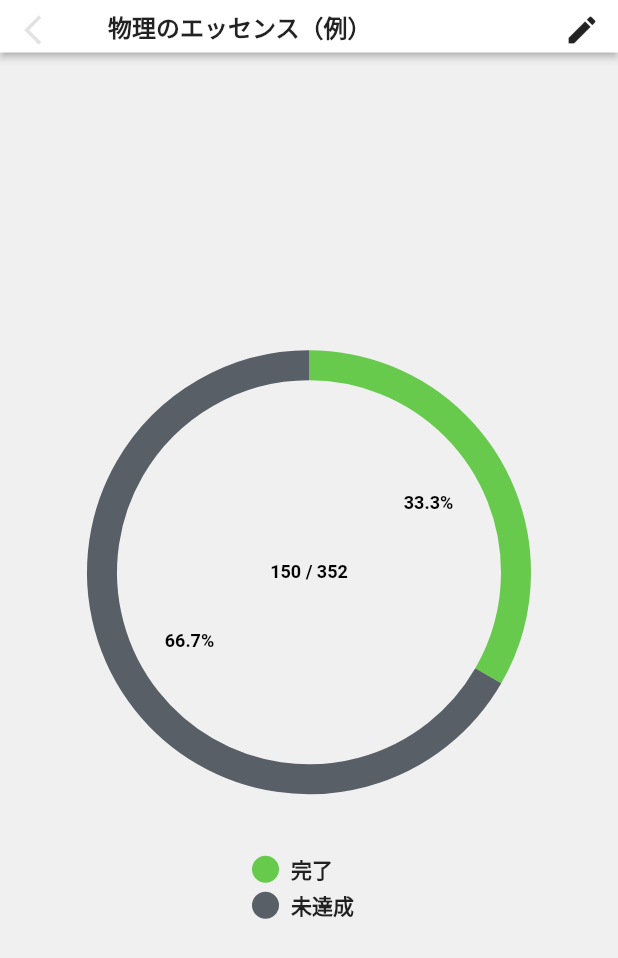
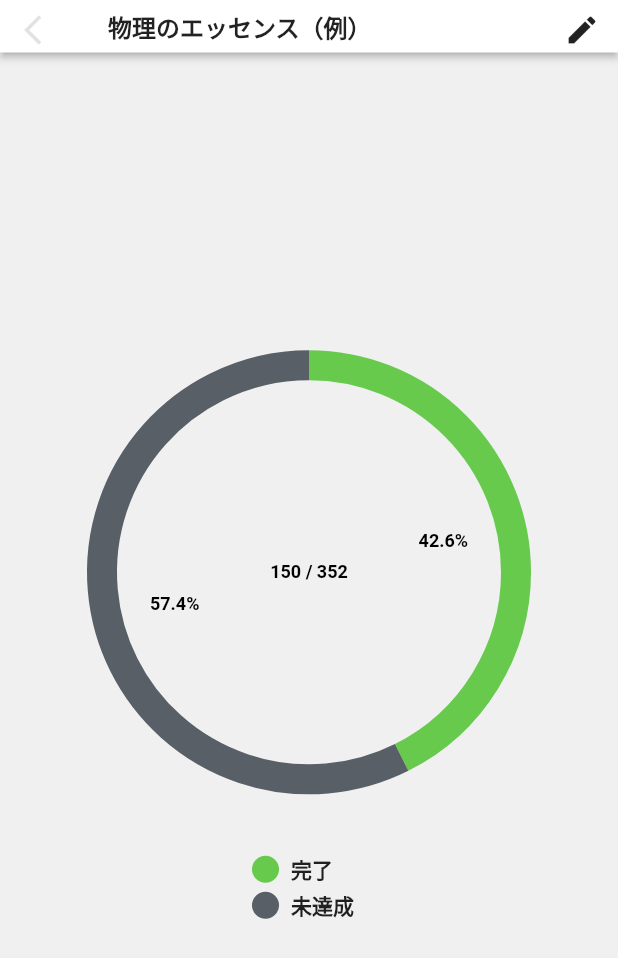
Before and after one commit to somorioka/achieve_management, a Flutter app: the screen it shows after launch, after a tap on "物理のエッセンス（例）", on a phone screen of 412 x 824 dp. Shown: the top 958 px of the screen. Run offline on Flutter 3.47's test engine with Material 2 defaults, Android fonts, the phone set to English and light mode, and no system bars; drawn by our look-alikes of pie_chart; our stand-ins replace numberpicker.

Commit message:
change: パイチャートの値にリストの値が反映されるように変更

```diff
--- a/lib/screens/change_number_screen.dart
+++ b/lib/screens/change_number_screen.dart
@@ -10,9 +10,9 @@ class ChangeNumber extends StatefulWidget {
   final int achievenumber;
   final int index;
 
-  const ChangeNumber(
+   ChangeNumber(
       this.textbookTitle, this.textbookNumber, this.achievenumber, this.index,
-      {super.key});
+       {super.key});
 
   @override
   State<ChangeNumber> createState() => _ChangeNumberState();
@@ -22,9 +22,10 @@ class _ChangeNumberState extends State<ChangeNumber> {
   int _currentIntValue = 0;
 
   @override
-void initState() {
-_currentIntValue = widget.achievenumber;
-}
+  void initState() {
+    super.initState();
+    _currentIntValue = widget.achievenumber;
+    }
 
   @override
   Widget build(BuildContext context) {
@@ -77,11 +78,6 @@ _currentIntValue = widget.achievenumber;
                 Provider.of<TextBookData>(context, listen: false)
                     .updateAchieveNumber(widget.index, _currentIntValue);
                 Navigator.pop(context);
-                //                    Navigator.of(context).push(
-                //   MaterialPageRoute(
-                //     builder: (context) =>  PieChartScreen(widget.textbookTitle, widget.textbookNumber, widget.index , widget.achievenumber),
-                //   ),
-                // );
               },
               child: Text(
                 "保存する",
--- a/lib/screens/piechart_screen.dart
+++ b/lib/screens/piechart_screen.dart
@@ -19,20 +19,26 @@ class PieChartScreen extends StatefulWidget {
 }
 
 class _PieChartScreenState extends State<PieChartScreen> {
-  //ここを動的にしてみせる。
-  var dataMap = <String, double>{
-    "完了": 15,
-    "未達成": 30,
-  };
+  double complitenum = 0.0;
+  double uncomplitenum = 0.0;
+
+  @override
+  void initState() {
+    super.initState();
+    complitenum = widget.achievenumber.toDouble();
+    uncomplitenum = (widget.textbookNumber - widget.achievenumber).toDouble();
+    }
+
+  // //ここを動的にしてみせる。
+  //   Map<String, double> dataMap = <String, double>{
+  //   "完了": complitenum,
+  //   "未達成": 200,
+  // };
 
   final colorList = <Color>[
     Color.fromARGB(255, 103, 202, 77),
     Color.fromARGB(255, 88, 95, 103),
   ];
-
-  void changeNumber() {
-    setState(() {});
-  }
 
   // void _incrementCounter() {
   //   setState(() {
@@ -68,7 +74,8 @@ class _PieChartScreenState extends State<PieChartScreen> {
                       widget.textbookTitle,
                       widget.textbookNumber,
                       widget.achievenumber,
-                      widget.index),
+                      widget.index
+                      ),
                 );
               },
               icon: Icon(Icons.mode_edit_outline),
@@ -85,7 +92,10 @@ class _PieChartScreenState extends State<PieChartScreen> {
           padding: const EdgeInsets.all(60.0),
           child: Center(
             child: PieChart(
-              dataMap: dataMap,
+              dataMap: <String, double>{
+                "完了": complitenum,
+                "未達成": uncomplitenum,
+                },
               colorList: colorList,
               chartType: ChartType.ring,
               //ここが動的に変わってくれない。どうしたら良いだろうか。
```
